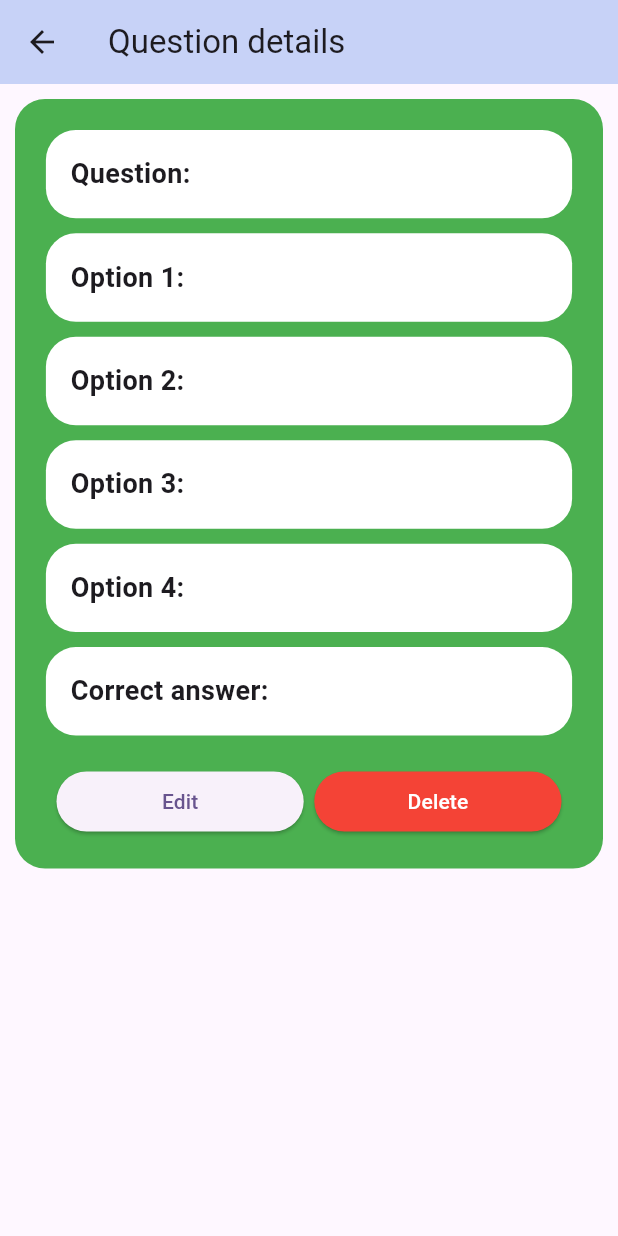
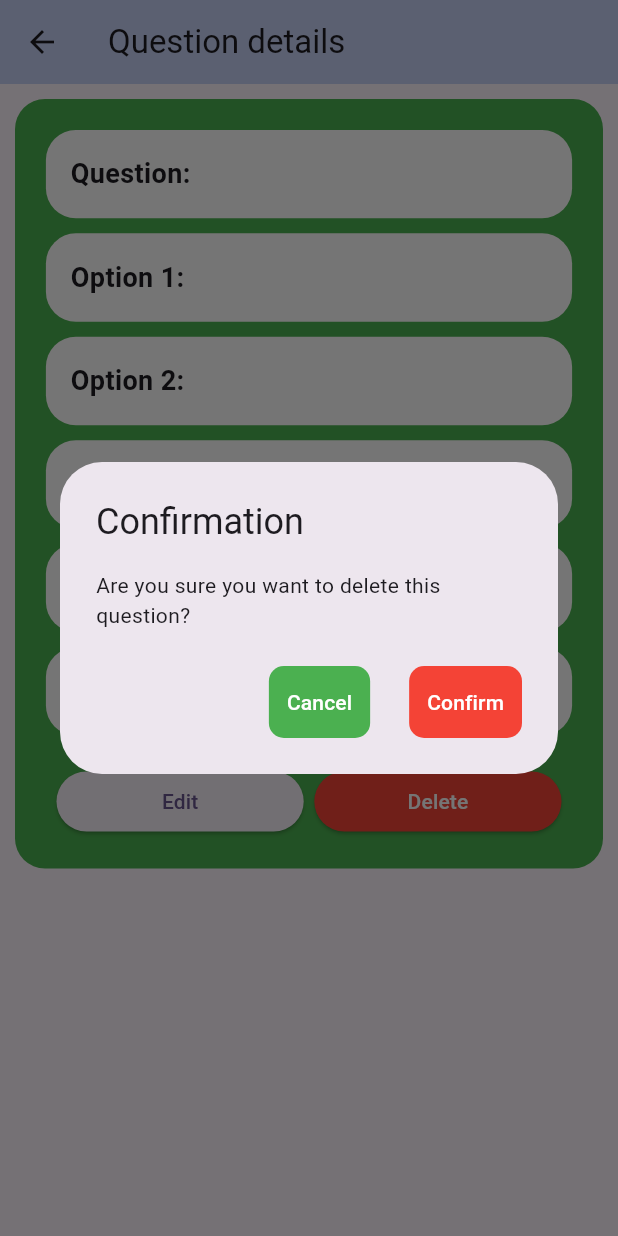
Before and after one commit to SagorSamadder/sAcademy-teacher, a Flutter app: the QuestionDetailsScreen screen opened directly with empty values, after a tap on "Delete", on a phone screen of 412 x 824 dp. Run offline on Flutter 3.47's test engine with Material 3 defaults, Android fonts, the phone set to English and light mode, and no system bars; our stand-ins replace cloud_firestore, firebase_auth, firebase_core, get, velocity_x; accounts and stored records are empty.

Commit message:
delete confirmationdialog message

```diff
--- /dev/null
+++ b/lib/app/question_details/services/delete_question.dart
@@ -0,0 +1,67 @@
+import 'dart:developer';
+
+import 'package:cloud_firestore/cloud_firestore.dart';
+import 'package:firebase_auth/firebase_auth.dart';
+import 'package:flutter/material.dart';
+import 'package:velocity_x/velocity_x.dart';
+
+Future<void> deleteDocument(String documentId) async {
+  final uid = FirebaseAuth.instance.currentUser!.uid;
+  try {
+    await FirebaseFirestore.instance
+        .collection('questionsetter')
+        .doc(uid)
+        .collection('question')
+        .doc(documentId)
+        .delete();
+    log('Document deleted successfully');
+  } catch (error) {
+    log('Error deleting document: $error');
+  }
+}
+
+void showConfirmationDialog(BuildContext context) {
+  showDialog(
+    context: context,
+    builder: (BuildContext context) {
+      return AlertDialog(
+        title: const Text('Confirmation'),
+        content: const Text('Are you sure you want to delete this question?'),
+        actions: <Widget>[
+          Container(
+            decoration: BoxDecoration(
+              color: const Color(0xff4bb050),
+              borderRadius: BorderRadius.circular(10),
+            ),
+            child: TextButton(
+              onPressed: () {
+                Navigator.of(context).pop();
+              },
+              child: const Text(
+                'Cancel',
+                style: TextStyle(color: Colors.white),
+              ),
+            ),
+          ),
+          10.widthBox,
+          Container(
+            decoration: BoxDecoration(
+              color: Colors.red,
+              borderRadius: BorderRadius.circular(10),
+            ),
+            child: TextButton(
+              onPressed: () {
+                Navigator.of(context).pop();
+                log('Confirmed');
+              },
+              child: const Text(
+                'Confirm',
+                style: TextStyle(color: Colors.white),
+              ),
+            ),
+          ),
+        ],
+      );
+    },
+  );
+}
--- a/lib/app/question_details/view/question_details_screen.dart
+++ b/lib/app/question_details/view/question_details_screen.dart
@@ -1,3 +1,4 @@
+import 'package:edgefly_academy_admin/app/question_details/services/delete_question.dart';
 import 'package:edgefly_academy_admin/app/question_details_edit/view/question_details_edit_view.dart';
 import 'package:flutter/material.dart';
 import 'package:get/get.dart';
@@ -203,7 +204,9 @@ class QuestionDetailsScreen extends StatelessWidget {
                           child: ElevatedButton(
                             style: ElevatedButton.styleFrom(
                                 backgroundColor: Colors.red),
-                            onPressed: () {},
+                            onPressed: () async {
+                              showConfirmationDialog(context);
+                            },
                             child: const Text(
                               "Delete",
                               style: TextStyle(color: Colors.white),
```
